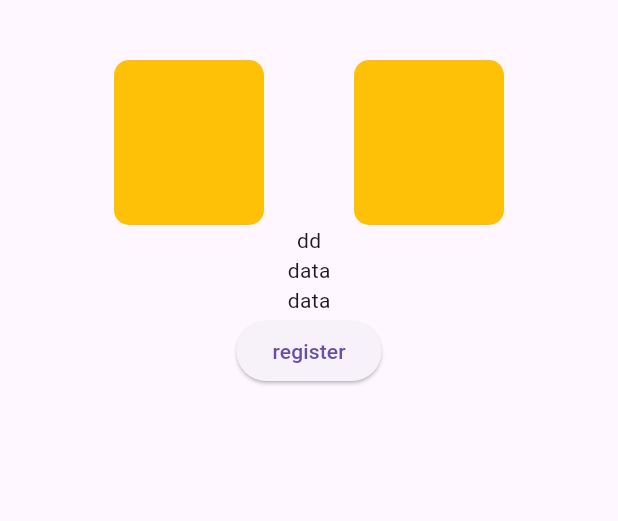
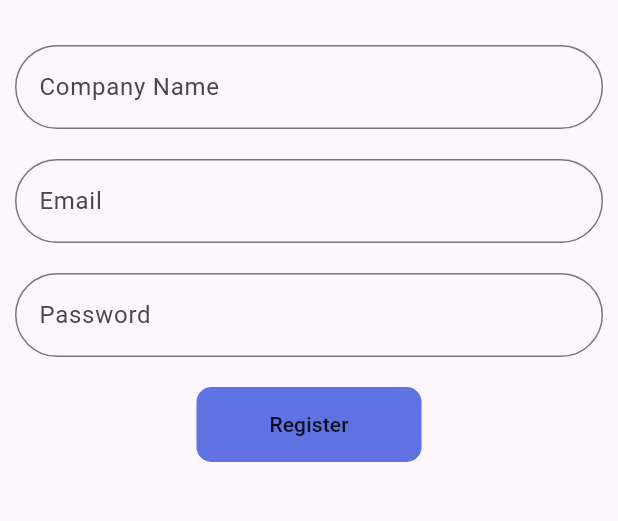
Before and after one commit to HozaifaJohar/career_compass, a Flutter app: the RegisterScreen screen opened by its route, on a phone screen of 412 x 824 dp, the part 375-896 px from its top. Run offline on Flutter 3.47's test engine with Material 3 defaults, Android fonts, the light colour scheme and no system bars.

Commit message:
Add widgets file ,add login and splash screen and add photo

```diff
--- a/lib/screens/auth/register.dart
+++ b/lib/screens/auth/register.dart
@@ -1,4 +1,6 @@
+
 import 'package:career_compass/style/app_colors.dart';
+import 'package:career_compass/widgets/textfield.dart';
 import 'package:flutter/material.dart';
 
 class RegisterScreen extends StatelessWidget {
@@ -6,6 +8,9 @@ class RegisterScreen extends StatelessWidget {
 
   @override
   Widget build(BuildContext context) {
+    TextEditingController companyname = TextEditingController();
+    TextEditingController email = TextEditingController();
+    TextEditingController password = TextEditingController();
     return Scaffold(
       appBar: AppBar(
         toolbarHeight: 250,
@@ -17,45 +22,67 @@ class RegisterScreen extends StatelessWidget {
           fit: BoxFit.fitHeight,
         ),
         backgroundColor: AppColors.mainColor,
-        shape: RoundedRectangleBorder(
+        shape: const RoundedRectangleBorder(
           borderRadius: BorderRadius.vertical(
             bottom: Radius.circular(100),
           ),
         ),
       ),
       //  ),
-      body: Column(
-        children: [
-          SizedBox(
-            height: 40,
-          ),
-          Row(
-            mainAxisAlignment: MainAxisAlignment.center,
+      body: Padding(
+        padding: const EdgeInsets.all(10.0),
+        child: SingleChildScrollView(
+          child: Column(
+            crossAxisAlignment: CrossAxisAlignment.center,
             children: [
-              Container(
-                height: 110,
-                width: 100,
-                decoration: BoxDecoration(
-                    borderRadius: BorderRadius.circular(10),
-                    color: Colors.amber),
+              const SizedBox(
+                height: 20,
               ),
-              SizedBox(
-                width: 60,
+              customTextField(
+                  title: 'Company Name',
+                  hint: 'Enter the name',
+                  controller: companyname,
+                  maxLines: 1,
+                  borderColor: AppColors.amber),
+              const SizedBox(
+                height: 20,
               ),
-              Container(
-                height: 110,
-                width: 100,
-                decoration: BoxDecoration(
-                    borderRadius: BorderRadius.circular(10),
-                    color: Colors.amber),
+              customTextField(
+                  title: 'Email',
+                  hint: 'Enter the email',
+                  controller: email,
+                  maxLines: 1,
+                  borderColor: AppColors.amber),
+              const SizedBox(
+                height: 20,
+              ),
+              customTextField(
+                  title: 'Password',
+                  hint: 'Enter the password',
+                  controller: password,
+                  maxLines: 1,
+                  borderColor: AppColors.amber),
+              const SizedBox(
+                height: 20,
+              ),
+              MaterialButton(
+                onPressed: () {
+                  Navigator.pushNamed(context, '/splash_screen');
+                },
+                child: Container(
+                  height: 50,
+                  width: 150,
+                  decoration: BoxDecoration(
+                      color: AppColors.mainColor,
+                      borderRadius: BorderRadius.circular(10)),
+                  child: const Center(
+                    child: Text('Register'),
+                  ),
+                ),
               ),
             ],
           ),
-          Text('dd'),
-          Text('data'),
-          Text('data'),
-          ElevatedButton(onPressed: () {}, child: Text('register'))
-        ],
+        ),
       ),
     );
   }
--- a/lib/style/app_colors.dart
+++ b/lib/style/app_colors.dart
@@ -2,4 +2,6 @@ import 'package:flutter/material.dart';
 
 class AppColors {
   static Color mainColor = const Color(0xFF5E72E2);
+  static Color grey = const Color(0xFFC6C0C0);
+  static Color amber = const Color(0xffF68623);
 }
--- /dev/null
+++ b/lib/widgets/textfield.dart
@@ -0,0 +1,28 @@
+import 'package:flutter/material.dart';
+
+Widget customTextField({
+  String? title,
+  String? hint,
+  TextEditingController? controller,
+  int? maxLines = 1,
+  Color? borderColor,
+}) {
+  return Column(
+    children: [
+      TextFormField(
+        enabled: true,
+        controller: controller,
+        maxLines: maxLines,
+        decoration: InputDecoration(
+          border: OutlineInputBorder(
+            borderRadius: BorderRadius.circular(50.0),
+          ),
+          focusedBorder: OutlineInputBorder(
+              borderRadius: BorderRadius.circular(50),
+              borderSide: BorderSide(color: borderColor!)),
+          labelText: title,
+        ),
+      ),
+    ],
+  );
+}
--- a/pubspec.yaml
+++ b/pubspec.yaml
@@ -58,7 +58,7 @@ flutter:
 
   # To add assets to your application, add an assets section, like this:
   assets:
-    - images/logoCompass.jpg
+    - images/
 
   # An image asset can refer to one or more resolution-specific "variants", see
   # https://flutter.dev/assets-and-images/#resolution-aware
```
Also changed, not shown: lib/main.dart (+10 -3 lines), lib/screens/auth/homepage.dart (added, +12 -0 lines), lib/screens/auth/login.dart (+123 -1 lines), lib/screens/auth/splash.dart (added, +35 -0 lines), lib/screens/auth/start.dart (added, +67 -0 lines), images/wellcome.jpg (added).
